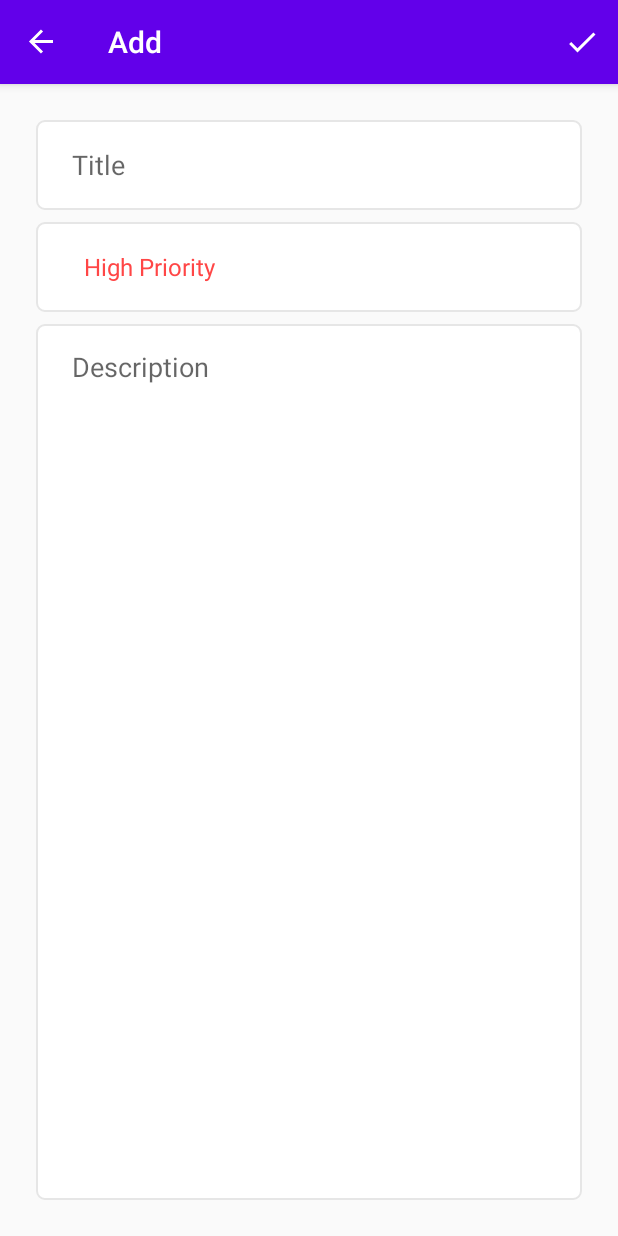
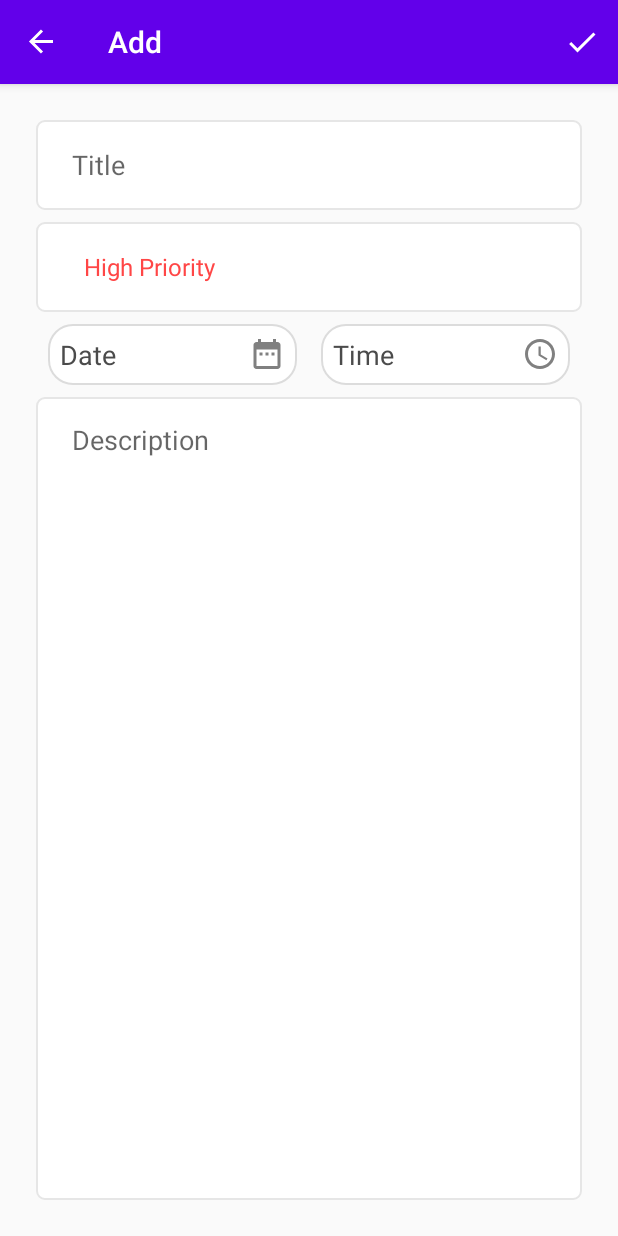
Before and after one commit to diegoamribeiro/ToDo_App_Room_MVVM, an Android app: the AddFragment screen opened through its navigation route, after a tap on "Add", on a phone screen of 412 x 824 dp. Run offline under Robolectric (Android 15) with nearby library versions, the phone set to English and light mode, and no system bars; our stand-ins replace Room's generated code, navigation-ui; libraries missing offline, so code that uses them is left out: jp.wasabeef.recyclerview; 1 statement that could not run was skipped.

```diff
--- a/app/build.gradle
+++ b/app/build.gradle
@@ -79,7 +79,7 @@ dependencies {
     kapt "androidx.databinding:databinding-common:4.2.1"
 
     //RecyclerView Animation
-    implementation 'jp.wasabeef:recyclerview-animators:3.0.0'
+    implementation "jp.wasabeef:recyclerview-animators:4.0.2"
 
 
 
--- a/app/src/main/java/com/diegoribeiro/todoapp/data/converter/Converter.kt
+++ b/app/src/main/java/com/diegoribeiro/todoapp/data/converter/Converter.kt
@@ -24,7 +24,7 @@ class Converter {
 
     @RequiresApi(Build.VERSION_CODES.O)
     @TypeConverter
-    fun toOffsetDateTime(value: String?): OffsetDateTime?{
+    fun toOffsetDateTime(value: String): OffsetDateTime?{
         return value?.let {
             formatter.parse(value, OffsetDateTime::from)
         }
--- a/app/src/main/java/com/diegoribeiro/todoapp/data/viewmodel/SharedViewModel.kt
+++ b/app/src/main/java/com/diegoribeiro/todoapp/data/viewmodel/SharedViewModel.kt
@@ -12,11 +12,13 @@ import androidx.lifecycle.MutableLiveData
 import com.diegoribeiro.todoapp.R
 import com.diegoribeiro.todoapp.data.models.Priority
 import com.diegoribeiro.todoapp.data.models.ToDoData
+import com.diegoribeiro.todoapp.data.models.ToDoDateTime
 import java.time.OffsetDateTime
 import java.time.format.DateTimeFormatter
 
+@RequiresApi(Build.VERSION_CODES.O)
 class SharedViewModel(application: Application) : AndroidViewModel(application){
-    @RequiresApi(Build.VERSION_CODES.O)
+
     //private val formatter = DateTimeFormatter.ISO_OFFSET_DATE_TIME
 
     val emptyDatabase: MutableLiveData<Boolean> = MutableLiveData(true)
@@ -62,7 +64,21 @@ class SharedViewModel(application: Application) : AndroidViewModel(application){
 //        }
 //    }
 
-    fun verifyDataFromUser(title: String, description: String): Boolean{
-        return !(title.isEmpty() || description.isEmpty())
+
+    fun setDeadLine(dateTime: ToDoDateTime): OffsetDateTime{
+        return OffsetDateTime.of(
+            dateTime.year,
+            dateTime.month,
+            dateTime.day,
+            dateTime.hour,
+            dateTime.minute,
+            0,
+            0,
+            OffsetDateTime.now().offset
+        )
+    }
+
+    fun verifyDataFromUser(title: String, description: String, date: String, time: String): Boolean{
+        return !(title.isEmpty() || description.isEmpty() || date.isEmpty() || time.isEmpty())
     }
 }
--- a/app/src/main/java/com/diegoribeiro/todoapp/feature/DatePickerFragment.kt
+++ b/app/src/main/java/com/diegoribeiro/todoapp/feature/DatePickerFragment.kt
@@ -17,7 +17,7 @@ class DatePickerFragment : DialogFragment(){
         return DatePickerDialog(requireActivity(), dateListener, year, month, day)
     }
 
-    @JvmName("setDateListener1")
+    //@JvmName("setDateListener1")
     fun setDateListener(listener: DatePickerDialog.OnDateSetListener){
         dateListener = listener
     }
--- a/app/src/main/java/com/diegoribeiro/todoapp/fragments/add/AddFragment.kt
+++ b/app/src/main/java/com/diegoribeiro/todoapp/fragments/add/AddFragment.kt
@@ -1,27 +1,43 @@
 package com.diegoribeiro.todoapp.fragments.add
 
+import android.annotation.SuppressLint
+import android.app.DatePickerDialog
+import android.app.TimePickerDialog
 import android.os.Build
 import android.os.Bundle
 import android.view.*
+import android.widget.DatePicker
+import android.widget.TimePicker
 import android.widget.Toast
 import androidx.annotation.RequiresApi
+import androidx.core.view.LayoutInflaterCompat
+import androidx.fragment.app.DialogFragment
 import androidx.fragment.app.Fragment
+import androidx.fragment.app.FragmentManager
 import androidx.fragment.app.viewModels
 import androidx.navigation.fragment.findNavController
+import com.diegoribeiro.todoapp.MainActivity
 import com.diegoribeiro.todoapp.R
 import com.diegoribeiro.todoapp.data.models.ToDoData
+import com.diegoribeiro.todoapp.data.models.ToDoDateTime
 import com.diegoribeiro.todoapp.data.viewmodel.SharedViewModel
 import com.diegoribeiro.todoapp.data.viewmodel.ToDoViewModel
+import com.diegoribeiro.todoapp.feature.DatePickerFragment
+import com.diegoribeiro.todoapp.feature.TimePickerFragment
+import com.diegoribeiro.todoapp.fragments.list.ListFragmentDirections
+import com.diegoribeiro.todoapp.fragments.update.UpdateFragmentDirections
 import kotlinx.android.synthetic.main.fragment_add.*
 import kotlinx.android.synthetic.main.fragment_add.view.*
 import kotlinx.android.synthetic.main.row_layout.*
 import java.time.OffsetDateTime
 
 @RequiresApi(Build.VERSION_CODES.O)
-class AddFragment : Fragment() {
+class AddFragment : Fragment(), DatePickerDialog.OnDateSetListener, TimePickerDialog.OnTimeSetListener{
 
     private val mToDoViewModel: ToDoViewModel by viewModels()
     private val mSharedViewModel: SharedViewModel by viewModels()
+    private var deadLine: ToDoDateTime = ToDoDateTime()
+
 
     override fun onCreateView(
         inflater: LayoutInflater, container: ViewGroup?,
@@ -33,6 +49,14 @@ class AddFragment : Fragment() {
 
         setHasOptionsMenu(true)
         view.priorities_spinner.onItemSelectedListener = mSharedViewModel.listener
+
+        view.text_new_date.setOnClickListener {
+            showDatePickerDialog()
+        }
+
+        view.text_new_time.setOnClickListener {
+            showTimePickerDialog()
+        }
 
         return view
     }
@@ -49,16 +73,17 @@ class AddFragment : Fragment() {
         return super.onOptionsItemSelected(item)
     }
 
-
     private fun insertDataToDatabase() {
         val mTitle = title_et.text.toString()
         val mPriority = priorities_spinner.selectedItemPosition
         val mDescription = description_et.text.toString()
+        val date = text_new_date.text.toString()
+        val time = text_new_time.text.toString()
 
-        val validation = mSharedViewModel.verifyDataFromUser(mTitle, mDescription)
+        val validation = mSharedViewModel.verifyDataFromUser(mTitle, mDescription, date, time)
         if (validation){
             val newData = ToDoData(0, mTitle, mSharedViewModel
-                    .parseIntToPriority(mPriority), mDescription, OffsetDateTime.now())
+                    .parseIntToPriority(mPriority), mDescription, mSharedViewModel.setDeadLine(deadLine))
             mToDoViewModel.insert(newData)
             findNavController().navigate(R.id.action_addFragment_to_listFragment)
             Toast.makeText(requireContext(), R.string.saved_successfully, Toast.LENGTH_SHORT).show()
@@ -66,4 +91,27 @@ class AddFragment : Fragment() {
             Toast.makeText(requireContext(), R.string.please_fill_all_fields, Toast.LENGTH_SHORT).show()
         }
     }
+
+    private fun showDatePickerDialog() {
+        val newFragment: DialogFragment = DatePickerFragment.newInstance(this)
+        newFragment.show(requireActivity().supportFragmentManager, "datePicker")
+    }
+
+    private fun showTimePickerDialog(){
+        val newFragment: DialogFragment = TimePickerFragment.newInstance(this)
+        newFragment.show(requireActivity().supportFragmentManager, "timePicker")
+    }
+
+    @SuppressLint("SetTextI18n")
+    override fun onDateSet(view: DatePicker?, year: Int, month: Int, dayOfMonth: Int) {
+        deadLine = deadLine.copy(day = dayOfMonth, month = month + 1, year = year)
+        text_new_date.text = "$dayOfMonth/${deadLine.month}/$year"
+    }
+
+    @SuppressLint("SetTextI18n")
+    override fun onTimeSet(view: TimePicker?, hourOfDay: Int, minute: Int) {
+        deadLine = deadLine.copy(hour = hourOfDay, minute = minute)
+        text_new_time.text = "$hourOfDay:$minute"
+    }
+
 }
--- a/app/src/main/java/com/diegoribeiro/todoapp/fragments/list/adapter/ListAdapter.kt
+++ b/app/src/main/java/com/diegoribeiro/todoapp/fragments/list/adapter/ListAdapter.kt
@@ -30,8 +30,6 @@ class ListAdapter : RecyclerView.Adapter<ListAdapter.MyViewHolder>(){
         return dataList.size
     }
 
-
-
     override fun onBindViewHolder(holder: MyViewHolder, position: Int) {
         holder.itemView.title_txt.text = dataList[position].title
         holder.itemView.description_txt.text = dataList[position].description
--- /dev/null
+++ b/app/src/main/res/drawable/ic_date.xml
@@ -0,0 +1,5 @@
+<vector android:height="24dp" android:tint="#808080"
+    android:viewportHeight="24" android:viewportWidth="24"
+    android:width="24dp" xmlns:android="http://schemas.android.com/apk/res/android">
+    <path android:fillColor="@android:color/white" android:pathData="M9,11L7,11v2h2v-2zM13,11h-2v2h2v-2zM17,11h-2v2h2v-2zM19,4h-1L18,2h-2v2L8,4L8,2L6,2v2L5,4c-1.11,0 -1.99,0.9 -1.99,2L3,20c0,1.1 0.89,2 2,2h14c1.1,0 2,-0.9 2,-2L21,6c0,-1.1 -0.9,-2 -2,-2zM19,20L5,20L5,9h14v11z"/>
+</vector>
--- /dev/null
+++ b/app/src/main/res/drawable/ic_time.xml
@@ -0,0 +1,6 @@
+<vector android:height="24dp" android:tint="#808080"
+    android:viewportHeight="24" android:viewportWidth="24"
+    android:width="24dp" xmlns:android="http://schemas.android.com/apk/res/android">
+    <path android:fillColor="@android:color/white" android:pathData="M11.99,2C6.47,2 2,6.48 2,12s4.47,10 9.99,10C17.52,22 22,17.52 22,12S17.52,2 11.99,2zM12,20c-4.42,0 -8,-3.58 -8,-8s3.58,-8 8,-8 8,3.58 8,8 -3.58,8 -8,8z"/>
+    <path android:fillColor="@android:color/white" android:pathData="M12.5,7H11v6l5.25,3.15 0.75,-1.23 -4.5,-2.67z"/>
+</vector>
--- a/app/src/main/res/layout/fragment_add.xml
+++ b/app/src/main/res/layout/fragment_add.xml
@@ -39,30 +39,34 @@
         android:id="@+id/text_new_date"
         android:layout_width="0dp"
         android:layout_height="wrap_content"
-        android:layout_marginStart="16dp"
+        android:layout_marginStart="8dp"
         android:layout_marginTop="8dp"
-        android:layout_marginEnd="16dp"
+        android:layout_marginEnd="8dp"
         android:text="@string/date"
         android:textSize="18sp"
+        android:background="@drawable/item_background"
         android:textColor="@color/darkGray"
+        android:padding="8dp"
         app:layout_constraintStart_toStartOf="parent"
         app:layout_constraintEnd_toStartOf="@id/text_new_time"
         app:layout_constraintTop_toBottomOf="@id/priorities_spinner"
-        />
+        app:drawableEndCompat="@drawable/ic_date"/>
     <TextView
         android:id="@+id/text_new_time"
         android:layout_width="0dp"
         android:layout_height="wrap_content"
-        android:layout_marginStart="16dp"
+        android:layout_marginStart="8dp"
         android:layout_marginTop="8dp"
-        android:layout_marginEnd="16dp"
-        android:text="@string/date"
+        android:layout_marginEnd="8dp"
+        android:text="@string/time"
         android:textSize="18sp"
         android:textColor="@color/darkGray"
+        android:background="@drawable/item_background"
+        android:padding="8dp"
         app:layout_constraintStart_toEndOf="@id/text_new_date"
         app:layout_constraintEnd_toEndOf="parent"
         app:layout_constraintTop_toBottomOf="@id/priorities_spinner"
-        />
+        app:drawableEndCompat="@drawable/ic_time" />
 
     <EditText
         android:id="@+id/description_et"
@@ -80,6 +84,6 @@
         app:layout_constraintBottom_toBottomOf="parent"
         app:layout_constraintEnd_toEndOf="parent"
         app:layout_constraintStart_toStartOf="parent"
-        app:layout_constraintTop_toBottomOf="@+id/priorities_spinner"
+        app:layout_constraintTop_toBottomOf="@+id/text_new_time"
         android:autofillHints="" />
 </androidx.constraintlayout.widget.ConstraintLayout>
--- a/app/src/main/res/values/strings.xml
+++ b/app/src/main/res/values/strings.xml
@@ -42,4 +42,5 @@
     <string name="grid_view">Grid</string>
     <string name="list_view">List</string>
     <string name="date">Date</string>
+    <string name="time">Time</string>
 </resources>
--- a/build.gradle
+++ b/build.gradle
@@ -21,7 +21,7 @@ buildscript {
 allprojects {
     repositories {
         google()
-        jcenter()
+        mavenCentral()
     }
 }
 
```
Also changed, not shown: app/src/main/java/com/diegoribeiro/todoapp/MainActivity.kt (+6 -1 lines), app/src/main/java/com/diegoribeiro/todoapp/fragments/update/UpdateFragment.kt (+44 -3 lines), app/src/main/res/layout/fragment_update.xml (+34 -1 lines), 1 other file.
